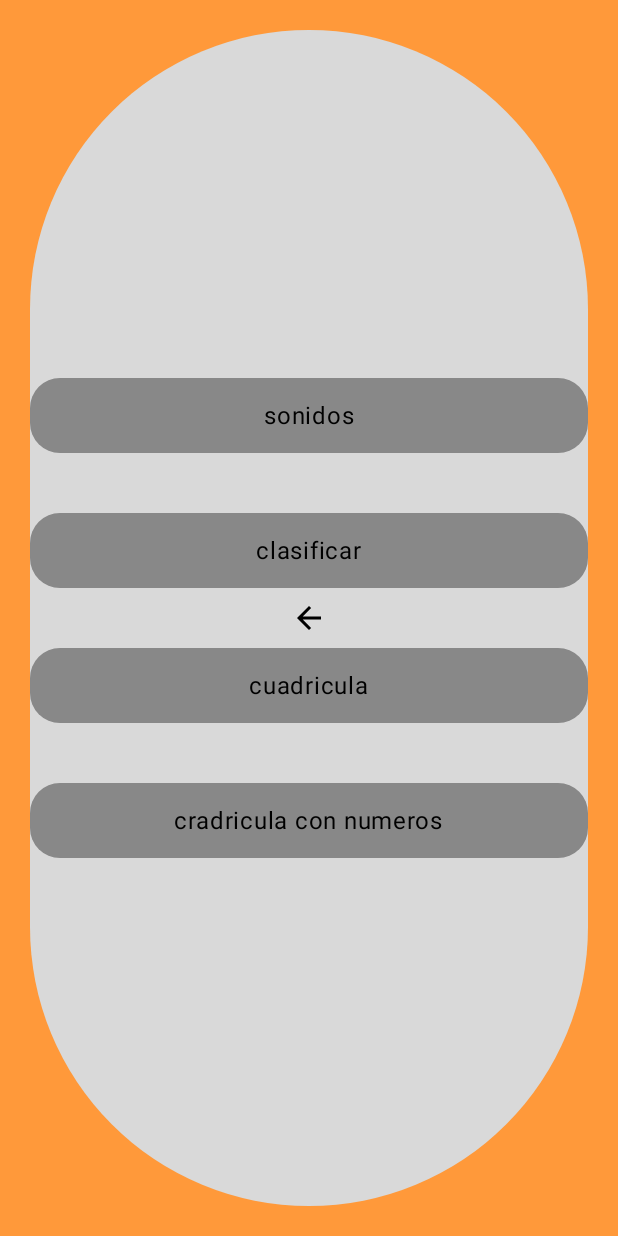
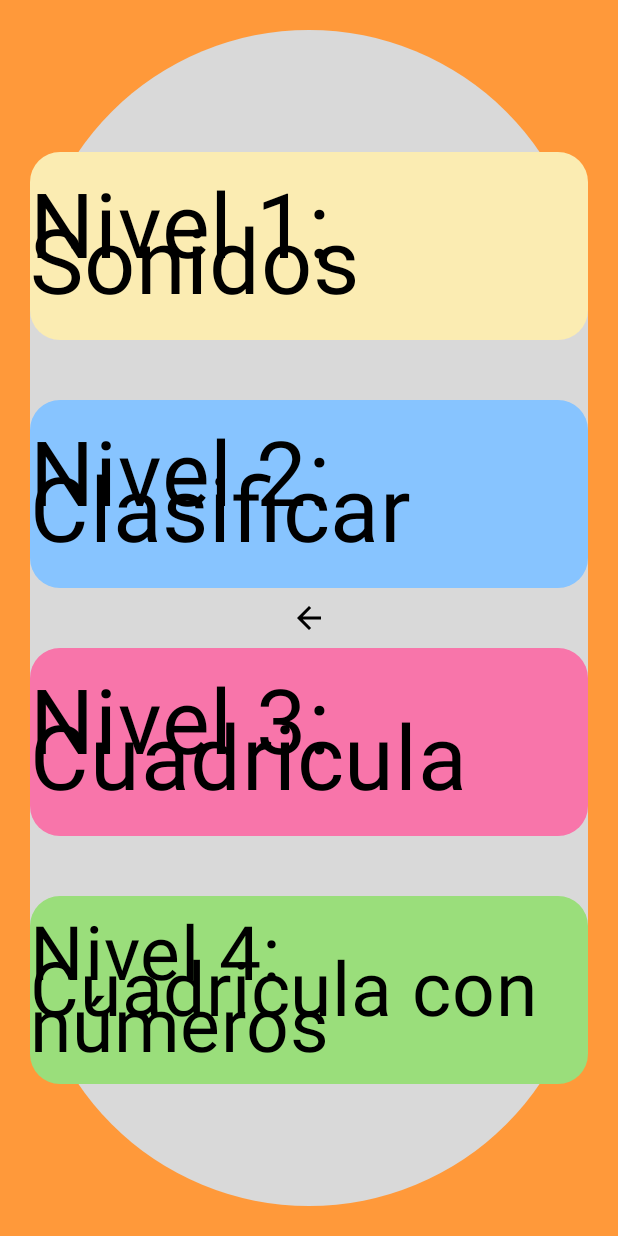
Before and after one commit to luisbarajasr/nuevo-amanecer-app, an Android app built with Jetpack Compose: the JuegosMenuScreen screen opened through its navigation route, on a phone screen of 412 x 824 dp. Run offline under Robolectric (Android 15) with nearby library versions, the phone set to English and light mode, and no system bars.

Commit message:
estilado y mas conexiones

```diff
--- a/app/src/main/java/com/example/nuevo_amanecer_app/navigation/Navigation.kt
+++ b/app/src/main/java/com/example/nuevo_amanecer_app/navigation/Navigation.kt
@@ -39,8 +39,12 @@
             editarTablero(navController = navController, matricesViewModel)
         }
 
-        composable("Nivel3y4"){
-            Nivel3y4(navController = navController)
+        composable("Nivel3"){
+            Nivel3y4(3,navController = navController)
+        }
+
+        composable("Nivel4"){
+            Nivel3y4(4,navController = navController)
         }
 
         composable("Draggable"){
--- a/app/src/main/java/com/example/nuevo_amanecer_app/screens/JuegosMenuScreen.kt
+++ b/app/src/main/java/com/example/nuevo_amanecer_app/screens/JuegosMenuScreen.kt
@@ -54,10 +54,10 @@
             Row(
                 modifier = Modifier
                     .padding(20.dp)
-                    .height(50.dp)
+                    .height(125.dp)
                     .fillMaxSize()
                     .clip(shape = RoundedCornerShape(20.dp))
-                    .background(color = Color.Gray)
+                    .background(color = Color(android.graphics.Color.parseColor("#FBECB2")))
                     .clickable(onClick = {
                         navController.navigate("JuegoSonidosScreen")
                     }),
@@ -65,16 +65,16 @@
                 verticalAlignment = Alignment.CenterVertically,
 
             ) {
-                Text(text = "sonidos")
+                Text(text = "Nivel 1: Sonidos", fontSize = 60.sp)
             }
 
             Row(
                 modifier = Modifier
                     .padding(20.dp)
-                    .height(50.dp)
+                    .height(125.dp)
                     .fillMaxSize()
                     .clip(shape = RoundedCornerShape(20.dp))
-                    .background(color = Color.Gray)
+                    .background(color = Color(android.graphics.Color.parseColor("#87C4FF")))
                     .clickable(onClick = {
                         navController.navigate("Draggable")
                     }),
@@ -82,41 +82,41 @@
                 verticalAlignment = Alignment.CenterVertically,
 
                 ) {
-                Text(text = "clasificar")
+                Text(text = "Nivel 2: Clasificar", fontSize = 60.sp)
             }
 
             Row(
                 modifier = Modifier
                     .padding(20.dp)
-                    .height(50.dp)
+                    .height(125.dp)
                     .fillMaxSize()
                     .clip(shape = RoundedCornerShape(20.dp))
-                    .background(color = Color.Gray)
+                    .background(color = Color(android.graphics.Color.parseColor("#F875AA")))
                     .clickable(onClick = {
-                        navController.navigate("Nivel3y4")
+                        navController.navigate("Nivel3")
                     }),
                 horizontalArrangement = Arrangement.Center,
                 verticalAlignment = Alignment.CenterVertically,
 
                 ) {
-                Text(text = "cuadricula")
+                Text(text = "Nivel 3: Cuadricula", fontSize = 60.sp)
             }
 
             Row(
                 modifier = Modifier
                     .padding(20.dp)
-                    .height(50.dp)
+                    .height(125.dp)
                     .fillMaxSize()
                     .clip(shape = RoundedCornerShape(20.dp))
-                    .background(color = Color.Gray)
+                    .background(color = Color(android.graphics.Color.parseColor("#9ADE7B")))
                     .clickable(onClick = {
-                    navController.navigate("Nivel3y4")
+                    navController.navigate("Nivel4")
                 }),
                 horizontalArrangement = Arrangement.Center,
                 verticalAlignment = Alignment.CenterVertically,
 
                 ) {
-                Text(text = "cradricula con numeros")
+                Text(text = "Nivel 4: Cuadricula con números", fontSize = 50.sp)
             }
 
         }
```
Also changed, not shown: app/src/main/java/com/example/nuevo_amanecer_app/paginas/juegos/Draggable.kt (+15 -0 lines), app/src/main/java/com/example/nuevo_amanecer_app/paginas/juegos/Nivel3y4.kt (+45 -9 lines).
